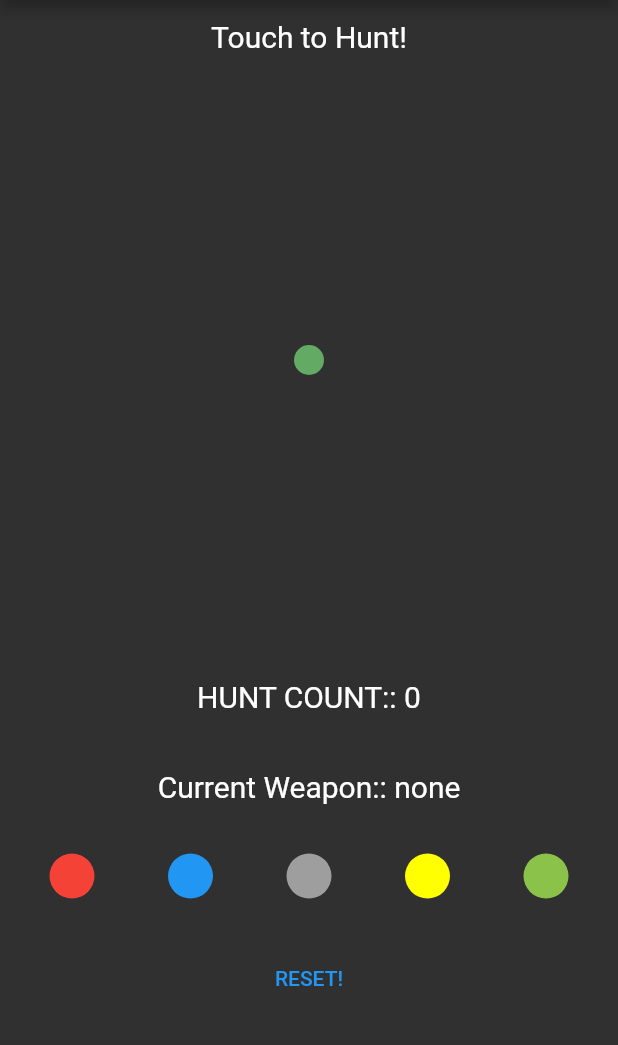
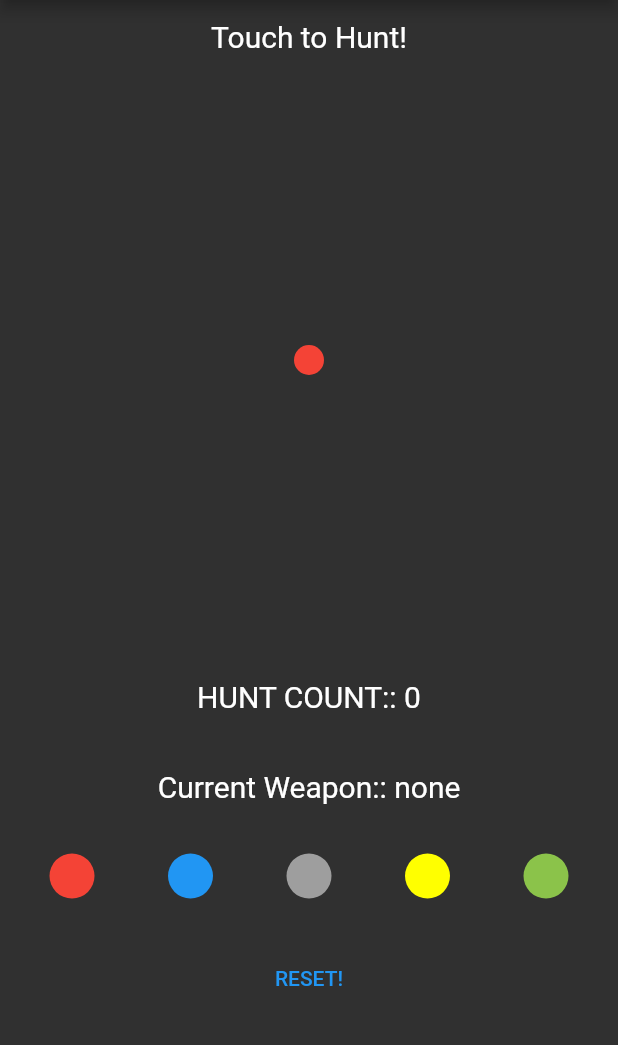
Before and after one commit to ejang1/CS441_Quiz3, a Flutter app: the screen it shows after launch, on a phone screen of 412 x 824 dp, the part 84-1129 px from its top. Run offline on Flutter 3.47's test engine with Material 2 defaults, Android fonts, the phone set to English and light mode, and no system bars.

Commit message:
random monster pop

```diff
--- a/click_hunt/lib/click_hunt.dart
+++ b/click_hunt/lib/click_hunt.dart
@@ -1,3 +1,5 @@
+import 'dart:math';
+import 'package:click_hunt/constant.dart';
 import 'package:flutter/material.dart';
 import 'monster.dart';
 import 'weapons.dart';
@@ -15,7 +17,7 @@ class _ClickHuntState extends State<ClickHunt> {
   double wrongWeapon = 1;
   int popCount = 0;
   WeaponController wps = new WeaponController("none");
-
+  var rnd = new Random().nextInt(5);
   @override
   Widget build(BuildContext context) {
     return Scaffold(
@@ -40,15 +42,16 @@ class _ClickHuntState extends State<ClickHunt> {
             child: MaterialButton(
               onPressed: (){
                 setState(() {
-                  if(sizeDefault < 190) sizeDefault += wrongWeapon;
+                  if(sizeDefault < 190) sizeDefault += rightWeapon;
                   else{
                     sizeDefault = 10;
                     popCount ++;
+                    rnd = new Random().nextInt(5);
                   }
                 });
               },
               child: CustomPaint(
-                painter: Monster(sizeDefault),
+                painter: Monster(sizeDefault,weaponKinds[rnd]),
               ),
             ),
           ),
--- a/click_hunt/lib/constant.dart
+++ b/click_hunt/lib/constant.dart
@@ -1 +1,3 @@
-final weaponKinds = [];
+import 'package:flutter/material.dart';
+//weaponSet
+final weaponKinds = [Colors.red,Colors.blue,Colors.grey,Colors.yellowAccent,Colors.lightGreen];
--- a/click_hunt/lib/monster.dart
+++ b/click_hunt/lib/monster.dart
@@ -1,12 +1,14 @@
 import 'package:flutter/material.dart';
+import 'constant.dart';
 class Monster extends CustomPainter{
-  Monster(this.csize);
+  Monster(this.csize,this.mcolor);
   double csize;
+  Color mcolor;
   @override
   void paint(Canvas canvas, Size size) {
     // TODO: implement paint
     var paint1 = Paint()
-      ..color = Color(0xff63aa65)
+      ..color = mcolor
       ..style = PaintingStyle.fill;
     canvas.drawCircle(Offset(0,0), csize, paint1);
   }
--- a/click_hunt/lib/weapons.dart
+++ b/click_hunt/lib/weapons.dart
@@ -1,5 +1,4 @@
 import 'package:flutter/material.dart';
-import 'weapon_controller.dart';
 
 class Weapons extends StatelessWidget {
   Weapons({required this.type,required this.onPress});
```
